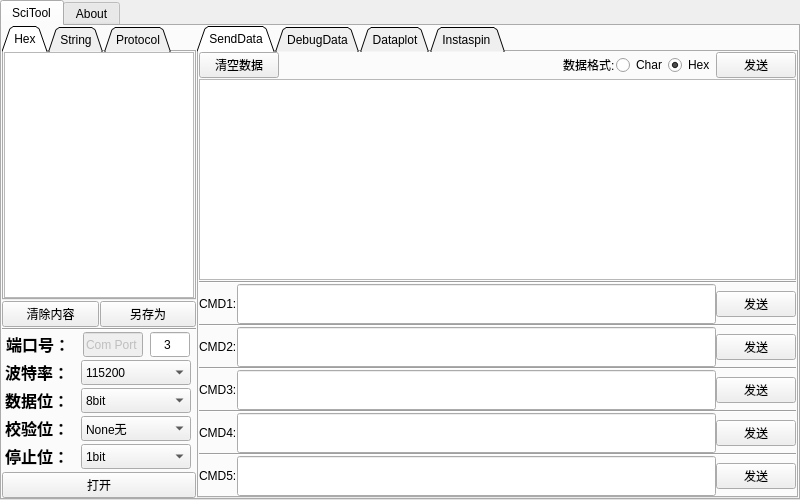
Above: sci_tool.ui from wuliaodew/sci_tool before the change. Below: the same form after it.
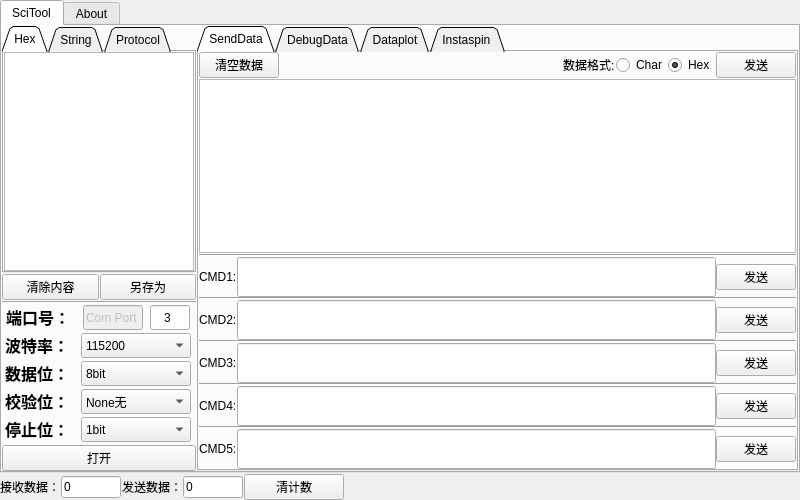
That is the form after the change.

Commit message: 增加了发送数据和接收数据计数功能

Diff of the .ui file:
```diff
--- a/sci_tool.ui
+++ b/sci_tool.ui
@@ -1334,6 +1334,94 @@
       </widget>
      </widget>
     </item>
+    <item>
+     <layout class="QHBoxLayout" name="horizontalLayout_17" stretch="0,0,1,1,2,0">
+      <item>
+       <widget class="QLabel" name="label_11">
+        <property name="maximumSize">
+         <size>
+          <width>60</width>
+          <height>16777215</height>
+         </size>
+        </property>
+        <property name="text">
+         <string>接收数据：</string>
+        </property>
+       </widget>
+      </item>
+      <item>
+       <widget class="QLineEdit" name="recnumlineEdit">
+        <property name="maximumSize">
+         <size>
+          <width>60</width>
+          <height>16777215</height>
+         </size>
+        </property>
+        <property name="text">
+         <string>0</string>
+        </property>
+        <property name="readOnly">
+         <bool>true</bool>
+        </property>
+       </widget>
+      </item>
+      <item>
+       <widget class="QLabel" name="label_9">
+        <property name="maximumSize">
+         <size>
+          <width>60</width>
+          <height>16777215</height>
+         </size>
+        </property>
+        <property name="text">
+         <string>发送数据：</string>
+        </property>
+       </widget>
+      </item>
+      <item>
+       <widget class="QLineEdit" name="sendnum_lineEdit">
+        <property name="maximumSize">
+         <size>
+          <width>60</width>
+          <height>16777215</height>
+         </size>
+        </property>
+        <property name="text">
+         <string>0</string>
+        </property>
+        <property name="readOnly">
+         <bool>true</bool>
+        </property>
+       </widget>
+      </item>
+      <item>
+       <widget class="QPushButton" name="clrcntbutton">
+        <property name="maximumSize">
+         <size>
+          <width>100</width>
+          <height>16777215</height>
+         </size>
+        </property>
+        <property name="text">
+         <string>清计数</string>
+        </property>
+       </widget>
+      </item>
+      <item>
+       <spacer name="horizontalSpacer_7">
+        <property name="orientation">
+         <enum>Qt::Horizontal</enum>
+        </property>
+        <property name="sizeHint" stdset="0">
+         <size>
+          <width>40</width>
+          <height>20</height>
+         </size>
+        </property>
+       </spacer>
+      </item>
+     </layout>
+    </item>
    </layout>
   </widget>
  </widget>
```
Left out of the diff: 2 changed lines with no effect on the pictures. The commit also changes 2 other files.
